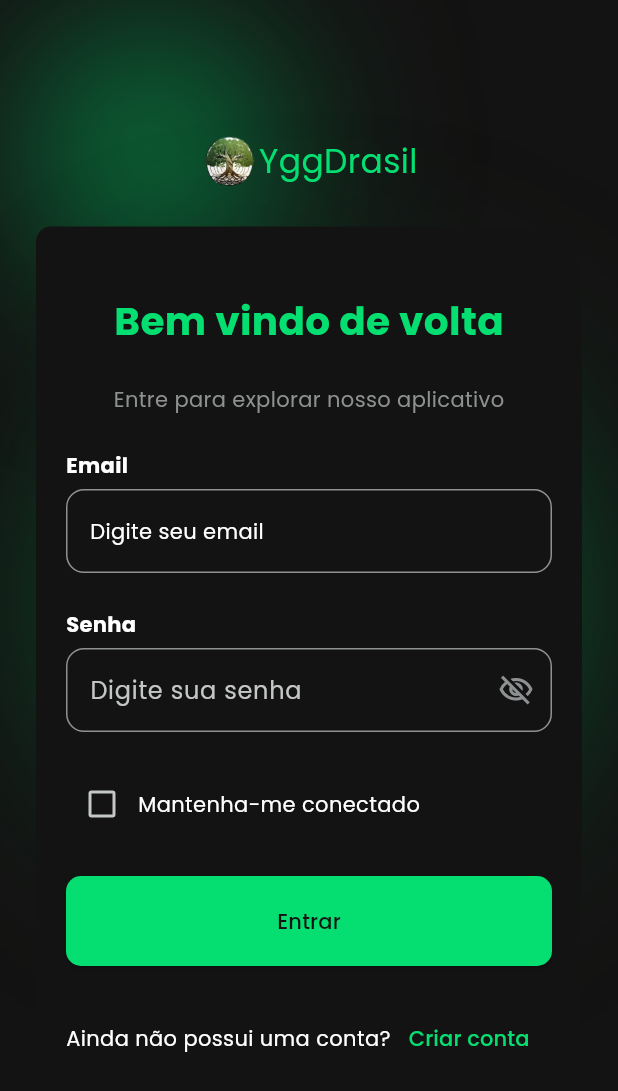
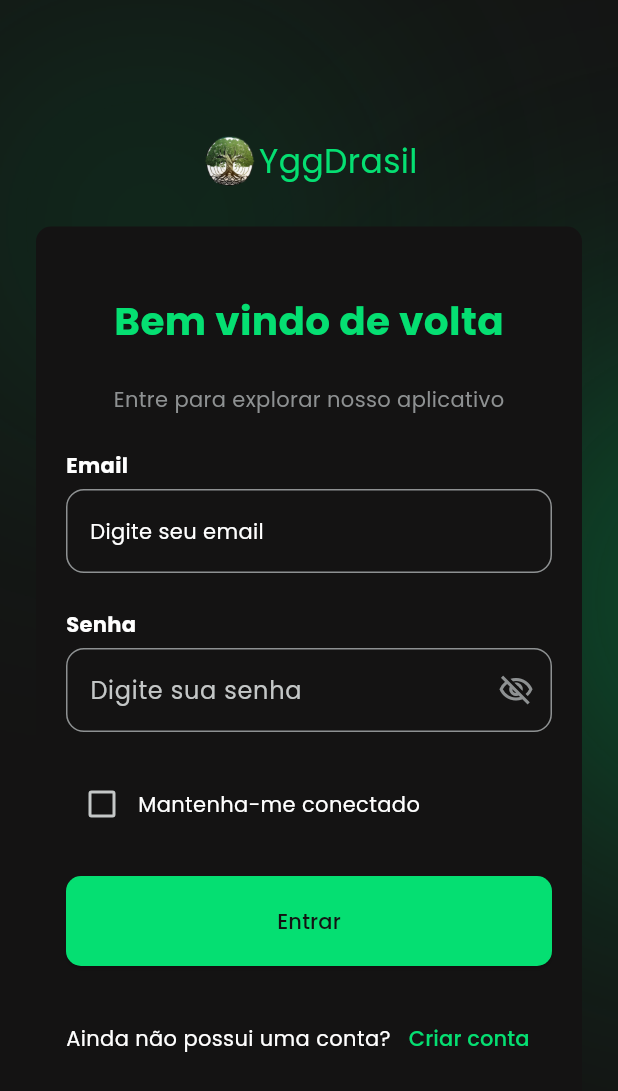
Before and after one commit to LucasRossatto/YggDrasil_App_Flutter, a Flutter app: the screen it shows after launch, after a tap on "Entrar", on a phone screen of 412 x 824 dp. Shown: the top 1091 px of the screen. Run offline on Flutter 3.47's test engine with Material 3 defaults, Android fonts, the phone set to English and light mode, and no system bars; our stand-ins replace equatable, flutter_dotenv, google_fonts; accounts and stored records are empty; network calls fail.

Commit message:
ajustado  vlurgradiients

```diff
--- a/lib/src/view/screens/login_screen.dart
+++ b/lib/src/view/screens/login_screen.dart
@@ -18,13 +18,9 @@ class LoginScreen extends StatefulWidget {
 
 class _LoginScreenState extends State<LoginScreen> {
   final _formKey = GlobalKey<FormState>();
-
   RegExp get _emailRegex => RegExp(r'^\S+@\S+$');
-
   final _emailController = TextEditingController();
-
   final _senhaController = TextEditingController();
-
   final bool _isLoading = false;
 
   @override
@@ -180,7 +176,6 @@ class screen extends StatelessWidget {
                                     ),
                                   );
                                 } catch (e) {
-                                  // Tratar erro de login
                                   ScaffoldMessenger.of(context).showSnackBar(
                                     SnackBar(
                                       content: Text("Erro ao logar: $e"),
@@ -232,9 +227,9 @@ class BlurGradient2 extends StatelessWidget {
   Widget build(BuildContext context) {
     return Positioned(
       top: 200,
-      right: 0,
+      left: 300,
       child: ImageFiltered(
-        imageFilter: ImageFilter.blur(sigmaX: 60, sigmaY: 60),
+        imageFilter: ImageFilter.blur(sigmaX: 130, sigmaY: 130),
         child: Container(
           width: 400,
           height: 400,
@@ -263,10 +258,10 @@ class BlurGradient1 extends StatelessWidget {
       top: 0,
       left: 0,
       child: ImageFiltered(
-        imageFilter: ImageFilter.blur(sigmaX: 60, sigmaY: 60),
+        imageFilter: ImageFilter.blur(sigmaX: 130, sigmaY: 130),
         child: Container(
           width: 200,
-          height: 200,
+          height: 300,
           decoration: BoxDecoration(
             shape: BoxShape.circle,
             gradient: RadialGradient(
@@ -282,7 +277,6 @@ class BlurGradient1 extends StatelessWidget {
     );
   }
 }
-
 class LoginButton extends StatelessWidget {
   final VoidCallback onPressed;
   final bool isLoading;
@@ -306,7 +300,7 @@ class LoginButton extends StatelessWidget {
             Theme.of(context).colorScheme.primary,
           ),
         ),
-        onPressed: isLoading ? null : onPressed, // desabilita enquanto carrega
+        onPressed: isLoading ? null : onPressed,
         child: Padding(
           padding: const EdgeInsets.all(20.0),
           child: isLoading
```
